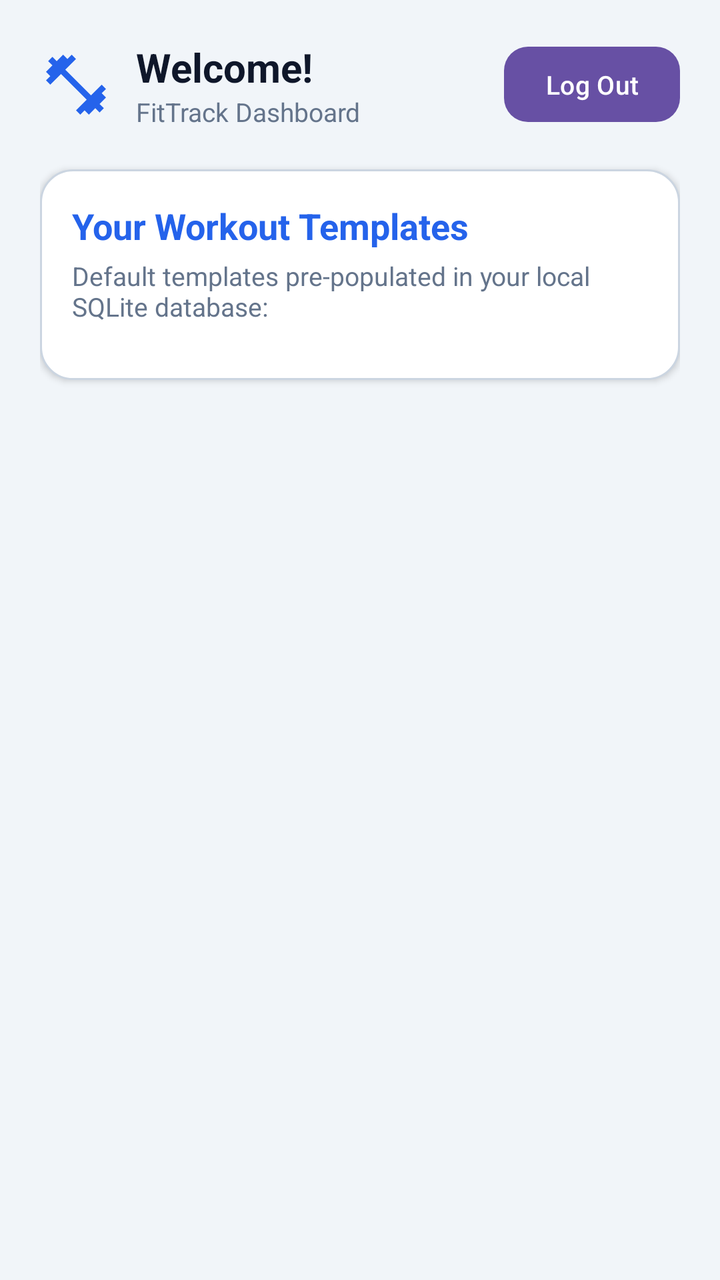
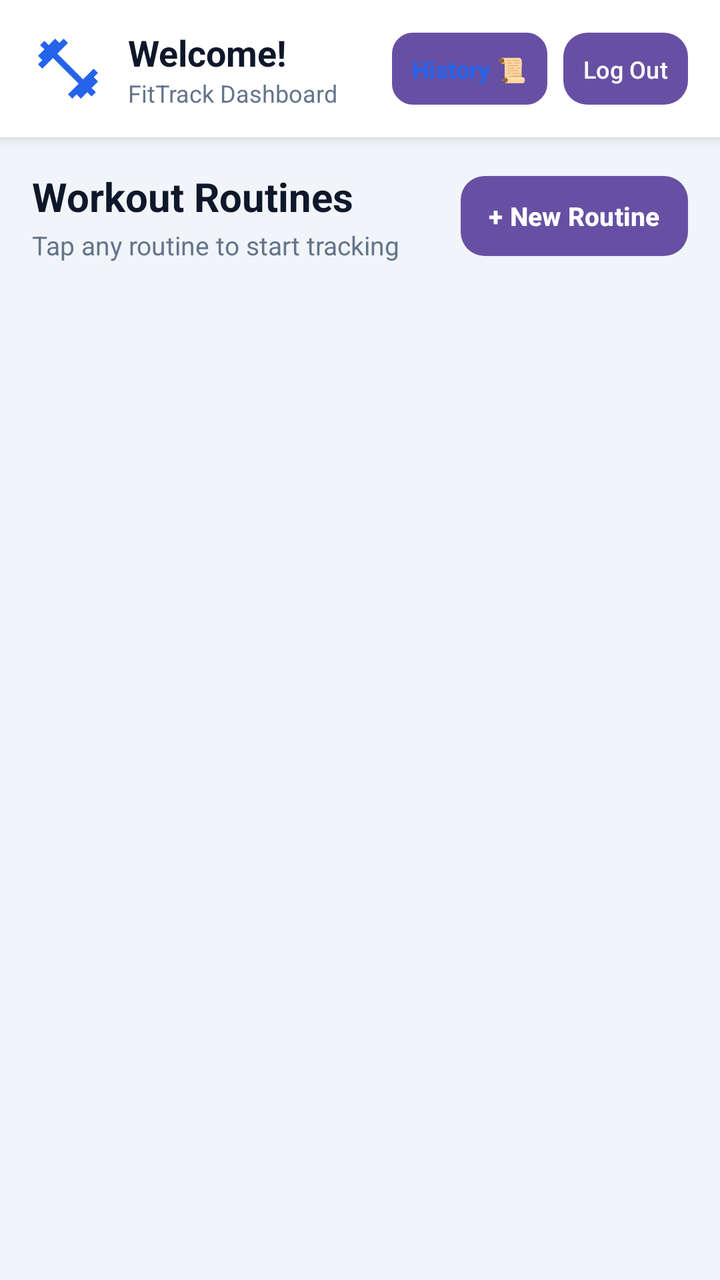

Compare the two renders of this Android layout. The source of the first and the diff that turns it into the second are given below.
<!-- AndroidManifest.xml: application theme Theme.FitTrack -->
<!-- res/layout/activity_main.xml -->
<?xml version="1.0" encoding="utf-8"?>
<ScrollView xmlns:android="http://schemas.android.com/apk/res/android"
    xmlns:tools="http://schemas.android.com/tools"
    android:layout_width="match_parent"
    android:layout_height="match_parent"
    android:background="@color/bg_light"
    android:fillViewport="true">

    <LinearLayout
        android:id="@+id/main"
        android:layout_width="match_parent"
        android:layout_height="wrap_content"
        android:orientation="vertical"
        android:padding="20dp">

        
        <LinearLayout
            android:layout_width="match_parent"
            android:layout_height="wrap_content"
            android:gravity="center_vertical"
            android:orientation="horizontal">

            <ImageView
                android:layout_width="36dp"
                android:layout_height="36dp"
                android:contentDescription="@string/app_name"
                android:src="@drawable/ic_fitness_center" />

            <LinearLayout
                android:layout_width="0dp"
                android:layout_height="wrap_content"
                android:layout_marginStart="12dp"
                android:layout_weight="1"
                android:orientation="vertical">

                <TextView
                    android:id="@+id/tvWelcomeUser"
                    android:layout_width="wrap_content"
                    android:layout_height="wrap_content"
                    android:text="Welcome!"
                    android:textColor="@color/text_primary"
                    android:textSize="20sp"
                    android:textStyle="bold" />

                <TextView
                    android:layout_width="wrap_content"
                    android:layout_height="wrap_content"
                    android:text="FitTrack Dashboard"
                    android:textColor="@color/text_secondary"
                    android:textSize="13sp" />
            </LinearLayout>

            <Button
                android:id="@+id/btnLogout"
                android:layout_width="wrap_content"
                android:layout_height="wrap_content"
                android:background="@drawable/bg_button_primary"
                android:backgroundTint="@color/error"
                android:minHeight="36dp"
                android:paddingLeft="12dp"
                android:paddingTop="6dp"
                android:paddingRight="12dp"
                android:paddingBottom="6dp"
                android:text="@string/logout"
                android:textAllCaps="false"
                android:textColor="@color/white"
                android:textSize="13sp" />

        </LinearLayout>

        
        <LinearLayout
            android:layout_width="match_parent"
            android:layout_height="wrap_content"
            android:layout_marginTop="20dp"
            android:background="@drawable/bg_card"
            android:elevation="2dp"
            android:orientation="vertical"
            android:padding="16dp">

            <TextView
                android:layout_width="wrap_content"
                android:layout_height="wrap_content"
                android:text="Your Workout Templates"
                android:textColor="@color/primary"
                android:textSize="18sp"
                android:textStyle="bold" />

            <TextView
                android:layout_width="wrap_content"
                android:layout_height="wrap_content"
                android:layout_marginTop="4dp"
                android:text="Default templates pre-populated in your local SQLite database:"
                android:textColor="@color/text_secondary"
                android:textSize="13sp" />

            
            <LinearLayout
                android:id="@+id/llWorkoutsContainer"
                android:layout_width="match_parent"
                android:layout_height="wrap_content"
                android:layout_marginTop="12dp"
                android:orientation="vertical" />

        </LinearLayout>

    </LinearLayout>

</ScrollView>
<!-- resources referenced by this layout -->
<resources>
  <color name="bg_light">#F1F5F9</color>
  <color name="error">#EF4444</color>
  <color name="primary">#2563EB</color>
  <color name="text_primary">#0F172A</color>
  <color name="text_secondary">#64748B</color>
  <color name="white">#FFFFFFFF</color>
  <!-- drawable bg_button_primary (drawable) -->
  <?xml version="1.0" encoding="utf-8"?>
  <ripple xmlns:android="http://schemas.android.com/apk/res/android"
      android:color="#40FFFFFF">
      <item>
          <shape android:shape="rectangle">
              <solid android:color="@color/primary" />
              <corners android:radius="12dp" />
              <padding
                  android:bottom="14dp"
                  android:left="16dp"
                  android:right="16dp"
                  android:top="14dp" />
          </shape>
      </item>
  </ripple>
  <!-- drawable bg_card (drawable) -->
  <?xml version="1.0" encoding="utf-8"?>
  <shape xmlns:android="http://schemas.android.com/apk/res/android"
      android:shape="rectangle">
      <solid android:color="@color/surface" />
      <corners android:radius="16dp" />
      <stroke android:width="1dp" android:color="@color/border" />
  </shape>
  <!-- drawable ic_fitness_center (drawable) -->
  <vector xmlns:android="http://schemas.android.com/apk/res/android"
      android:width="48dp"
      android:height="48dp"
      android:viewportWidth="24"
      android:viewportHeight="24"
      android:tint="@color/primary">
      <path
          android:fillColor="@android:color/white"
          android:pathData="M20.57,14.86L22,13.43L20.57,12L17,15.57L8.43,7L12,3.43L10.57,2L9.14,3.43L7.71,2L5.57,4.14L4.14,2.71L2.71,4.14L4.14,5.57L2,7.71L3.43,9.14L2,10.57L3.43,12L7,8.43L15.57,17L12,20.57L13.43,22L14.86,20.57L16.29,22L18.43,19.86L19.86,21.29L21.29,19.86L19.86,18.43L22,16.29L20.57,14.86Z"/>
  </vector>
  <string name="app_name">FitTrack</string>
  <string name="logout">Log Out</string>
  <style name="Theme.FitTrack" parent="Base.Theme.FitTrack" />
  <color name="surface">#FFFFFF</color>
  <color name="border">#CBD5E1</color>
  <style name="Base.Theme.FitTrack" parent="Theme.Material3.DayNight.NoActionBar">
          
          
      </style>
</resources>

<!-- the commit's change to res/layout/activity_main.xml (unified diff, before → after) -->
@@ -1,17 +1,95 @@
 <?xml version="1.0" encoding="utf-8"?>
-<ScrollView xmlns:android="http://schemas.android.com/apk/res/android"
+<LinearLayout xmlns:android="http://schemas.android.com/apk/res/android"
     xmlns:tools="http://schemas.android.com/tools"
     android:layout_width="match_parent"
     android:layout_height="match_parent"
     android:background="@color/bg_light"
-    android:fillViewport="true">
-
-    <LinearLayout
-        android:id="@+id/main"
-        android:layout_width="match_parent"
-        android:layout_height="wrap_content"
+    android:orientation="vertical">
+
+    
+    <LinearLayout
+        android:layout_width="match_parent"
+        android:layout_height="wrap_content"
+        android:background="@color/surface"
+        android:elevation="4dp"
+        android:gravity="center_vertical"
+        android:orientation="horizontal"
+        android:paddingStart="16dp"
+        android:paddingTop="14dp"
+        android:paddingEnd="16dp"
+        android:paddingBottom="14dp">
+
+        <ImageView
+            android:layout_width="36dp"
+            android:layout_height="36dp"
+            android:contentDescription="@string/app_name"
+            android:src="@drawable/ic_fitness_center" />
+
+        <LinearLayout
+            android:layout_width="0dp"
+            android:layout_height="wrap_content"
+            android:layout_marginStart="12dp"
+            android:layout_weight="1"
+            android:orientation="vertical">
+
+            <TextView
+                android:id="@+id/tvWelcomeUser"
+                android:layout_width="wrap_content"
+                android:layout_height="wrap_content"
+                android:text="Welcome!"
+                android:textColor="@color/text_primary"
+                android:textSize="18sp"
+                android:textStyle="bold" />
+
+            <TextView
+                android:layout_width="wrap_content"
+                android:layout_height="wrap_content"
+                android:text="FitTrack Dashboard"
+                android:textColor="@color/text_secondary"
+                android:textSize="12sp" />
+        </LinearLayout>
+
+        
+        <Button
+            android:id="@+id/btnHistory"
+            android:layout_width="wrap_content"
+            android:layout_height="36dp"
+            android:layout_marginEnd="8dp"
+            android:background="@drawable/bg_button_secondary"
+            android:minHeight="0dp"
+            android:minWidth="0dp"
+            android:paddingStart="10dp"
+            android:paddingEnd="10dp"
+            android:text="History 📜"
+            android:textAllCaps="false"
+            android:textColor="@color/primary"
+            android:textSize="12sp"
+            android:textStyle="bold" />
+
+        
+        <Button
+            android:id="@+id/btnLogout"
+            android:layout_width="wrap_content"
+            android:layout_height="36dp"
+            android:background="@drawable/bg_button_primary"
+            android:backgroundTint="@color/error"
+            android:minHeight="0dp"
+            android:minWidth="0dp"
+            android:paddingStart="10dp"
+            android:paddingEnd="10dp"
+            android:text="@string/logout"
+            android:textAllCaps="false"
+            android:textColor="@color/white"
+            android:textSize="12sp" />
+
+    </LinearLayout>
+
+    
+    <LinearLayout
+        android:layout_width="match_parent"
+        android:layout_height="match_parent"
         android:orientation="vertical"
-        android:padding="20dp">
+        android:padding="16dp">
 
         
         <LinearLayout
@@ -20,24 +98,16 @@
             android:gravity="center_vertical"
             android:orientation="horizontal">
 
-            <ImageView
-                android:layout_width="36dp"
-                android:layout_height="36dp"
-                android:contentDescription="@string/app_name"
-                android:src="@drawable/ic_fitness_center" />
-
             <LinearLayout
                 android:layout_width="0dp"
                 android:layout_height="wrap_content"
-                android:layout_marginStart="12dp"
                 android:layout_weight="1"
                 android:orientation="vertical">
 
                 <TextView
-                    android:id="@+id/tvWelcomeUser"
                     android:layout_width="wrap_content"
                     android:layout_height="wrap_content"
-                    android:text="Welcome!"
+                    android:text="Workout Routines"
                     android:textColor="@color/text_primary"
                     android:textSize="20sp"
                     android:textStyle="bold" />
@@ -45,65 +115,175 @@
                 <TextView
                     android:layout_width="wrap_content"
                     android:layout_height="wrap_content"
-                    android:text="FitTrack Dashboard"
+                    android:layout_marginTop="2dp"
+                    android:text="Tap any routine to start tracking"
                     android:textColor="@color/text_secondary"
                     android:textSize="13sp" />
             </LinearLayout>
 
             <Button
-                android:id="@+id/btnLogout"
-                android:layout_width="wrap_content"
-                android:layout_height="wrap_content"
+                android:id="@+id/btnCreateWorkout"
+                android:layout_width="wrap_content"
+                android:layout_height="40dp"
                 android:background="@drawable/bg_button_primary"
-                android:backgroundTint="@color/error"
-                android:minHeight="36dp"
-                android:paddingLeft="12dp"
-                android:paddingTop="6dp"
-                android:paddingRight="12dp"
-                android:paddingBottom="6dp"
-                android:text="@string/logout"
+                android:minHeight="0dp"
+                android:paddingStart="14dp"
+                android:paddingEnd="14dp"
+                android:text="+ New Routine"
                 android:textAllCaps="false"
                 android:textColor="@color/white"
-                android:textSize="13sp" />
+                android:textSize="13sp"
+                android:textStyle="bold" />
 
         </LinearLayout>
 
         
         <LinearLayout
+            android:id="@+id/llEmptyState"
             android:layout_width="match_parent"
             android:layout_height="wrap_content"
-            android:layout_marginTop="20dp"
-            android:background="@drawable/bg_card"
-            android:elevation="2dp"
+            android:layout_marginTop="32dp"
+            android:gravity="center"
             android:orientation="vertical"
-            android:padding="16dp">
-
-            <TextView
-                android:layout_width="wrap_content"
-                android:layout_height="wrap_content"
-                android:text="Your Workout Templates"
-                android:textColor="@color/primary"
-                android:textSize="18sp"
+            android:padding="24dp"
+            android:visibility="gone">
+
+            <TextView
+                android:layout_width="wrap_content"
+                android:layout_height="wrap_content"
+                android:text="📋"
+                android:textSize="40sp" />
+
+            <TextView
+                android:layout_width="wrap_content"
+                android:layout_height="wrap_content"
+                android:layout_marginTop="8dp"
+                android:text="No Workout Routines Found"
+                android:textColor="@color/text_primary"
+                android:textSize="16sp"
                 android:textStyle="bold" />
 
             <TextView
                 android:layout_width="wrap_content"
                 android:layout_height="wrap_content"
                 android:layout_marginTop="4dp"
-                android:text="Default templates pre-populated in your local SQLite database:"
+                android:text="Create a new routine to begin tracking your exercises."
                 android:textColor="@color/text_secondary"
                 android:textSize="13sp" />
 
-            
-            <LinearLayout
-                android:id="@+id/llWorkoutsContainer"
-                android:layout_width="match_parent"
-                android:layout_height="wrap_content"
-                android:layout_marginTop="12dp"
-                android:orientation="vertical" />
-
         </LinearLayout>
 
-    </LinearLayout>
-
-</ScrollView>
+        
+        <androidx.recyclerview.widget.RecyclerView
+            android:id="@+id/rvWorkouts"
+            android:layout_width="match_parent"
+            android:layout_height="match_parent"
+            android:layout_marginTop="14dp"
+            android:clipToPadding="false"
+            android:paddingBottom="16dp"
+            tools:listitem="@layout/item_workout" />
+
+    </LinearLayout>
+
+</LinearLayout>
+<!-- res/layout/item_workout.xml (included above) -->
+<?xml version="1.0" encoding="utf-8"?>
+<LinearLayout xmlns:android="http://schemas.android.com/apk/res/android"
+    android:layout_width="match_parent"
+    android:layout_height="wrap_content"
+    android:layout_marginBottom="14dp"
+    android:background="@drawable/bg_card"
+    android:elevation="2dp"
+    android:foreground="?attr/selectableItemBackground"
+    android:orientation="vertical"
+    android:padding="16dp">
+
+    
+    <LinearLayout
+        android:layout_width="match_parent"
+        android:layout_height="wrap_content"
+        android:gravity="center_vertical"
+        android:orientation="horizontal">
+
+        <TextView
+            android:layout_width="wrap_content"
+            android:layout_height="wrap_content"
+            android:text="🏋️"
+            android:textSize="20sp" />
+
+        <TextView
+            android:id="@+id/tvWorkoutTitle"
+            android:layout_width="0dp"
+            android:layout_height="wrap_content"
+            android:layout_marginStart="8dp"
+            android:layout_weight="1"
+            android:text="Chest Day"
+            android:textColor="@color/text_primary"
+            android:textSize="18sp"
+            android:textStyle="bold" />
+
+        <TextView
+            android:id="@+id/tvExerciseCountBadge"
+            android:layout_width="wrap_content"
+            android:layout_height="wrap_content"
+            android:background="@drawable/bg_badge_neutral"
+            android:paddingStart="8dp"
+            android:paddingTop="4dp"
+            android:paddingEnd="8dp"
+            android:paddingBottom="4dp"
+            android:text="3 exercises"
+            android:textColor="@color/text_secondary"
+            android:textSize="12sp"
+            android:textStyle="bold" />
+
+    </LinearLayout>
+
+    
+    <LinearLayout
+        android:id="@+id/llExercisePreviewList"
+        android:layout_width="match_parent"
+        android:layout_height="wrap_content"
+        android:layout_marginTop="10dp"
+        android:orientation="vertical" />
+
+    
+    <View
+        android:layout_width="match_parent"
+        android:layout_height="1dp"
+        android:layout_marginTop="12dp"
+        android:layout_marginBottom="12dp"
+        android:background="@color/border" />
+
+    
+    <LinearLayout
+        android:layout_width="match_parent"
+        android:layout_height="wrap_content"
+        android:gravity="end|center_vertical"
+        android:orientation="horizontal">
+
+        <TextView
+            android:layout_width="0dp"
+            android:layout_height="wrap_content"
+            android:layout_weight="1"
+            android:text="Tap to begin workout session"
+            android:textColor="@color/text_hint"
+            android:textSize="12sp" />
+
+        <Button
+            android:id="@+id/btnStartWorkout"
+            android:layout_width="wrap_content"
+            android:layout_height="38dp"
+            android:background="@drawable/bg_button_primary"
+            android:minHeight="0dp"
+            android:minWidth="0dp"
+            android:paddingLeft="14dp"
+            android:paddingRight="14dp"
+            android:text="Start Workout ▶"
+            android:textAllCaps="false"
+            android:textColor="@color/white"
+            android:textSize="13sp"
+            android:textStyle="bold" />
+
+    </LinearLayout>
+
+</LinearLayout>
<!-- resource entries referenced after the edit -->
@@ -6,6 +6,14 @@
   <color name="text_primary">#0F172A</color>
   <color name="text_secondary">#64748B</color>
   <color name="white">#FFFFFFFF</color>
+  <!-- drawable bg_badge_neutral (drawable) -->
+  <?xml version="1.0" encoding="utf-8"?>
+  <shape xmlns:android="http://schemas.android.com/apk/res/android"
+      android:shape="rectangle">
+      <solid android:color="#F1F5F9" />
+      <corners android:radius="12dp" />
+      <stroke android:width="1dp" android:color="#CBD5E1" />
+  </shape>
   <!-- drawable bg_button_primary (drawable) -->
   <?xml version="1.0" encoding="utf-8"?>
   <ripple xmlns:android="http://schemas.android.com/apk/res/android"
@@ -19,6 +27,18 @@
                   android:left="16dp"
                   android:right="16dp"
                   android:top="14dp" />
+          </shape>
+      </item>
+  </ripple>
+  <!-- drawable bg_button_secondary (drawable) -->
+  <?xml version="1.0" encoding="utf-8"?>
+  <ripple xmlns:android="http://schemas.android.com/apk/res/android"
+      android:color="#20000000">
+      <item>
+          <shape android:shape="rectangle">
+              <solid android:color="#EFF6FF" />
+              <corners android:radius="10dp" />
+              <stroke android:width="1dp" android:color="@color/primary" />
           </shape>
       </item>
   </ripple>
@@ -45,6 +65,7 @@
   <string name="logout">Log Out</string>
   <style name="Theme.FitTrack" parent="Base.Theme.FitTrack" />
   <color name="surface">#FFFFFF</color>
+  <color name="text_hint">#94A3B8</color>
   <color name="border">#CBD5E1</color>
   <style name="Base.Theme.FitTrack" parent="Theme.Material3.DayNight.NoActionBar">
           
